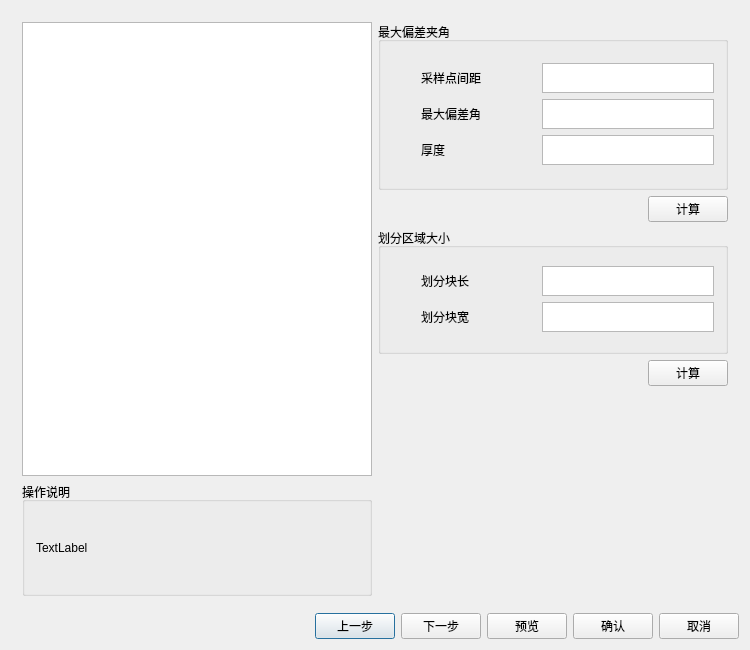
Above: include/cursePart.ui from offline-programming-software/offline-programming before the change. Below: the same form after it.
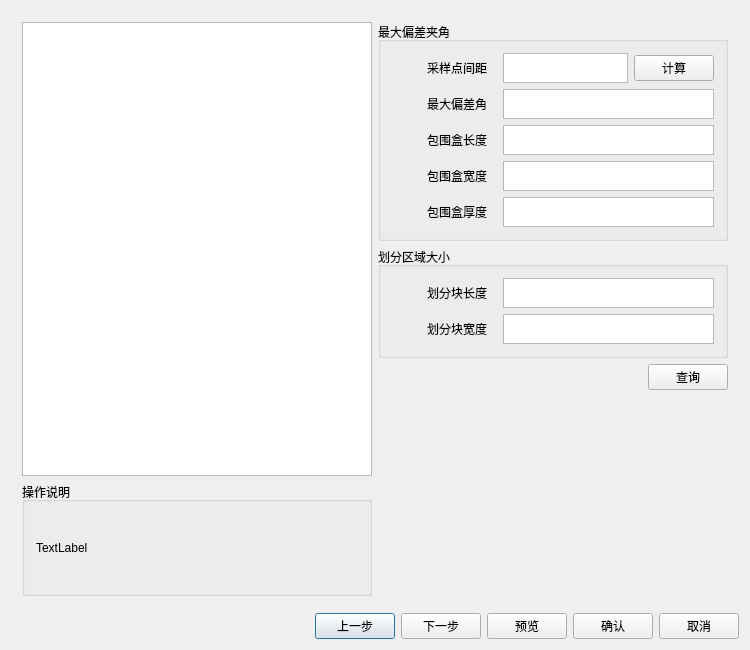
That is the form after the change. The open tabs and pages were chosen to show the change.

What changed in the file:
```diff
--- a/include/cursePart.ui
+++ b/include/cursePart.ui
@@ -455,7 +455,7 @@
         </layout>
        </item>
        <item row="0" column="1">
-        <layout class="QVBoxLayout" name="verticalLayout_14" stretch="4,1,3,1,5">
+        <layout class="QVBoxLayout" name="verticalLayout_14" stretch="5,2,1,5">
          <item>
           <widget class="QGroupBox" name="groupBox_4">
            <property name="title">
@@ -463,7 +463,7 @@
            </property>
            <layout class="QGridLayout" name="gridLayout_9">
             <item row="0" column="0">
-             <layout class="QHBoxLayout" name="horizontalLayout_6" stretch="1,4,6">
+             <layout class="QHBoxLayout" name="horizontalLayout_6" stretch="1,2,6">
               <item>
                <spacer name="horizontalSpacer_8">
                 <property name="orientation">
@@ -471,8 +471,8 @@
                 </property>
                 <property name="sizeHint" stdset="0">
                  <size>
-                  <width>30</width>
-                  <height>18</height>
+                  <width>26</width>
+                  <height>122</height>
                  </size>
                 </property>
                </spacer>
@@ -499,7 +499,27 @@
                    <enum>Qt::LeftToRight</enum>
                   </property>
                   <property name="text">
-                   <string>厚度</string>
+                   <string>包围盒长度</string>
+                  </property>
+                 </widget>
+                </item>
+                <item>
+                 <widget class="QLabel" name="label_21">
+                  <property name="layoutDirection">
+                   <enum>Qt::LeftToRight</enum>
+                  </property>
+                  <property name="text">
+                   <string>包围盒宽度</string>
+                  </property>
+                 </widget>
+                </item>
+                <item>
+                 <widget class="QLabel" name="label_22">
+                  <property name="layoutDirection">
+                   <enum>Qt::LeftToRight</enum>
+                  </property>
+                  <property name="text">
+                   <string>包围盒厚度</string>
                   </property>
                  </widget>
                 </item>
@@ -508,6 +528,8 @@
               <item>
                <layout class="QVBoxLayout" name="verticalLayout_11">
                 <item>
+                 <layout class="QHBoxLayout" name="horizontalLayout_2">
+                  <item>
                  <widget class="QTextEdit" name="textEdit">
                   <property name="minimumSize">
                    <size>
@@ -524,6 +546,15 @@
                  </widget>
                 </item>
                 <item>
+                   <widget class="QPushButton" name="pushButton_9">
+                    <property name="text">
+                     <string>计算</string>
+                    </property>
+                   </widget>
+                  </item>
+                 </layout>
+                </item>
+                <item>
                  <widget class="QTextBrowser" name="textBrowser_1">
                   <property name="minimumSize">
                    <size>
@@ -555,36 +586,44 @@
                   </property>
                  </widget>
                 </item>
-               </layout>
-              </item>
-             </layout>
-            </item>
-           </layout>
-          </widget>
-         </item>
          <item>
-          <layout class="QHBoxLayout" name="horizontalLayout_2">
-           <item>
-            <spacer name="horizontalSpacer_2">
-             <property name="orientation">
-              <enum>Qt::Horizontal</enum>
-             </property>
-             <property name="sizeHint" stdset="0">
+                 <widget class="QTextBrowser" name="textBrowser_3">
+                  <property name="minimumSize">
+                   <size>
+                    <width>0</width>
+                    <height>30</height>
+                   </size>
+                  </property>
+                  <property name="maximumSize">
               <size>
-               <width>40</width>
-               <height>20</height>
-              </size>
-             </property>
-            </spacer>
+                    <width>16777215</width>
+                    <height>30</height>
+                   </size>
+                  </property>
+                 </widget>
            </item>
            <item>
-            <widget class="QPushButton" name="pushButton_9">
-             <property name="text">
-              <string>计算</string>
-             </property>
+                 <widget class="QTextBrowser" name="textBrowser_4">
+                  <property name="minimumSize">
+                   <size>
+                    <width>0</width>
+                    <height>30</height>
+                   </size>
+                  </property>
+                  <property name="maximumSize">
+                   <size>
+                    <width>16777215</width>
+                    <height>30</height>
+                   </size>
+                  </property>
             </widget>
            </item>
           </layout>
+              </item>
+             </layout>
+            </item>
+           </layout>
+          </widget>
          </item>
          <item>
           <widget class="QGroupBox" name="groupBox_5">
@@ -593,7 +632,7 @@
            </property>
            <layout class="QGridLayout" name="gridLayout_10">
             <item row="0" column="0">
-             <layout class="QHBoxLayout" name="horizontalLayout_11" stretch="1,4,6">
+             <layout class="QHBoxLayout" name="horizontalLayout_11" stretch="1,2,6">
               <item>
                <spacer name="horizontalSpacer_9">
                 <property name="orientation">
@@ -612,14 +651,14 @@
                 <item>
                  <widget class="QLabel" name="label_8">
                   <property name="text">
-                   <string>划分块长</string>
+                   <string>划分块长度</string>
                   </property>
                  </widget>
                 </item>
                 <item>
                  <widget class="QLabel" name="label_9">
                   <property name="text">
-                   <string>划分块宽</string>
+                   <string>划分块宽度</string>
                   </property>
                  </widget>
                 </item>
@@ -684,7 +723,7 @@
            <item>
             <widget class="QPushButton" name="pushButton_10">
              <property name="text">
-              <string>计算</string>
+              <string>查询</string>
              </property>
             </widget>
            </item>
@@ -698,7 +737,7 @@
            <property name="sizeHint" stdset="0">
             <size>
              <width>20</width>
-             <height>157</height>
+             <height>98</height>
             </size>
            </property>
           </spacer>
```
Left out of the diff: 2 changed lines with no effect on the pictures. Lines whose indentation alone changed are shown as unchanged.
